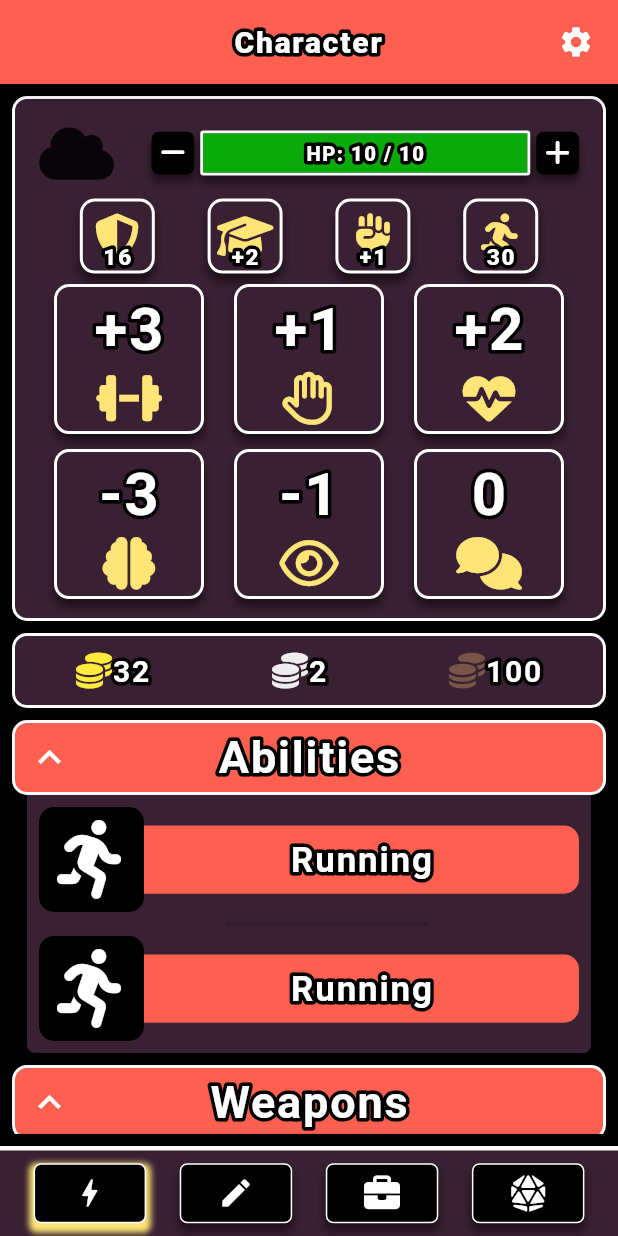
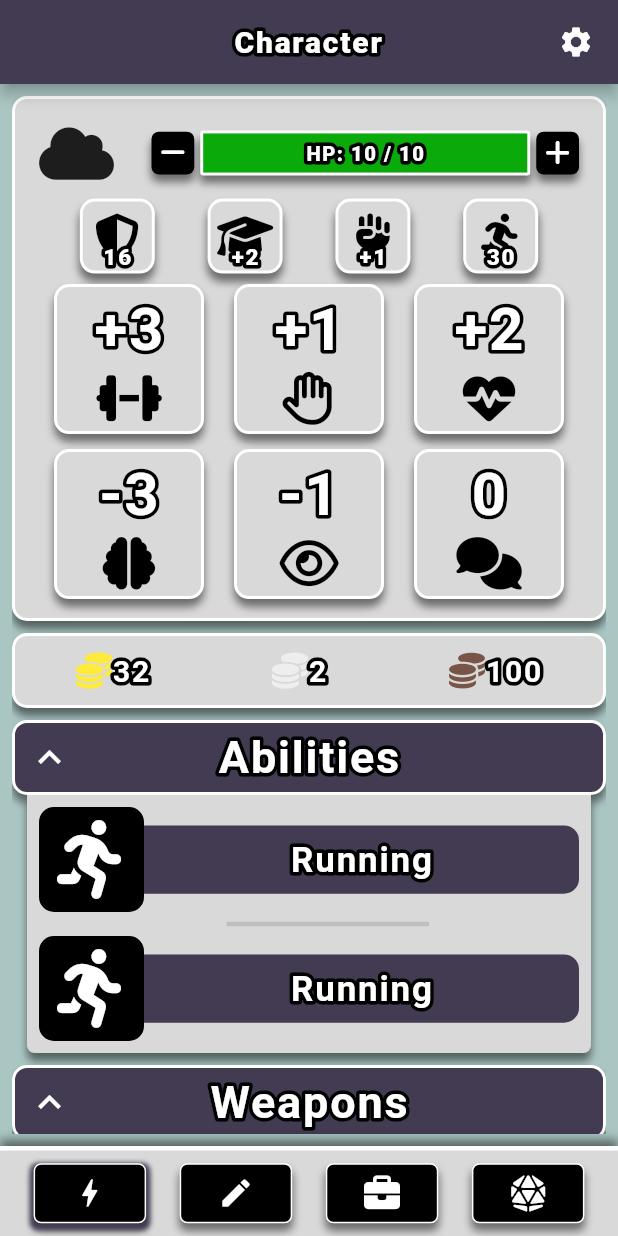
Before and after one commit to dompetriella/Player-Watchtower, a Flutter app: the screen it shows after launch, on a phone screen of 412 x 824 dp. Run offline on Flutter 3.47's test engine with Material 2 defaults, Android fonts, the phone set to English and light mode, and no system bars; drawn by our look-alikes of bordered_text; our stand-ins replace flutter_inset_box_shadow, flutter_riverpod, font_awesome_flutter, hexcolor.

Commit message:
theme stuff, procrastinating alert dialogs

```diff
--- a/lib/global_components/nav_button.dart
+++ b/lib/global_components/nav_button.dart
@@ -25,9 +25,9 @@ class NavButton extends ConsumerWidget {
               if (index == ref.watch(currentPage))
                 BoxShadow(
                     color: ref.watch(themeProvider).currentNavHighlightColor,
-                    offset: Offset(0, 3),
-                    blurRadius: 3,
-                    spreadRadius: 3)
+                    offset: Offset(0, 2),
+                    blurRadius: 2,
+                    spreadRadius: 2)
             ]),
         child: Icon(
           buttonIcon,
--- a/lib/models/theme.dart
+++ b/lib/models/theme.dart
@@ -12,6 +12,7 @@ class AppTheme {
   final Color textColor;
   final BoxShadow innerShadow;
   final BoxShadow shadow;
+  final Color appBarColor;
   final String fontFamily;
 
   final Color baseCardBg;
@@ -77,6 +78,7 @@ class AppTheme {
     required this.cardBg,
     required this.bgForInput,
     required this.bgForText,
+    required this.appBarColor,
     required this.numberDisplayBgColor,
     required this.diceIconBgColor,
     required this.diceTypeBgColor,
--- a/lib/pages/QuickSelect/components/base_card.dart
+++ b/lib/pages/QuickSelect/components/base_card.dart
@@ -18,7 +18,8 @@ class BaseCard extends ConsumerWidget {
       decoration: BoxDecoration(
           color: ref.watch(themeProvider).baseCardBg,
           boxShadow: [ref.watch(themeProvider).shadow],
-          border: Border.all(color: Colors.white, width: 2.0),
+          border:
+              Border.all(color: ref.watch(themeProvider).outline, width: 2.0),
           borderRadius: BorderRadius.circular(10)),
       child: Padding(
         padding: const EdgeInsets.all(8.0),
--- a/lib/pages/QuickSelect/quick_select_page.dart
+++ b/lib/pages/QuickSelect/quick_select_page.dart
@@ -65,7 +65,8 @@ class MoneyCard extends ConsumerWidget {
         decoration: BoxDecoration(
           color: ref.watch(themeProvider).cardBg,
           boxShadow: [ref.watch(themeProvider).shadow],
-          border: Border.all(color: Colors.white, width: 2.0),
+          border:
+              Border.all(color: ref.watch(themeProvider).outline, width: 2.0),
           borderRadius: BorderRadius.circular(10),
         ),
         child: Row(
--- a/lib/pages/screen_chassis.dart
+++ b/lib/pages/screen_chassis.dart
@@ -13,7 +13,10 @@ import 'package:flutter_riverpod/flutter_riverpod.dart';
 import 'package:player_watchtower/providers/page.dart';
 
 class ScreenChassis extends ConsumerWidget {
-  const ScreenChassis({super.key});
+  ScreenChassis({super.key});
+
+  int index = 0;
+  List<String> themesNames = ['Daylight', 'Twilight', 'Sunset', 'Midnight'];
 
   @override
   Widget build(BuildContext context, WidgetRef ref) {
@@ -24,13 +27,10 @@ class ScreenChassis extends ConsumerWidget {
       DicePage()
     ];
 
-    List<String> themesNames = ['Daylight', 'Sunset', 'Twilight', 'Midnight'];
-
-    int index = 0;
     return Scaffold(
       appBar: AppBar(
         centerTitle: true,
-        backgroundColor: ref.watch(themeProvider).primary,
+        backgroundColor: ref.watch(themeProvider).appBarColor,
         title: Stack(
           children: [
             Center(
@@ -39,7 +39,16 @@ class ScreenChassis extends ConsumerWidget {
               size: 20,
             )),
             Container(
-                alignment: Alignment.centerRight, child: Icon(Icons.settings))
+                alignment: Alignment.centerRight,
+                child: GestureDetector(
+                    onTap: () {
+                      print(index);
+                      print(themesNames[index]);
+                      ref.watch(themeProvider.notifier).state =
+                          themesDictionary[themesNames[index]]!;
+                      index == themesNames.length - 1 ? index = 0 : index++;
+                    },
+                    child: Icon(Icons.settings)))
           ],
         ),
       ),
--- a/lib/providers/theme.dart
+++ b/lib/providers/theme.dart
@@ -5,5 +5,5 @@ import 'package:player_watchtower/themes.dart';
 final currentThemeIndex = StateProvider<int>(((ref) => 0));
 
 final themeProvider = StateProvider<AppTheme>((ref) {
-  return themesDictionary['Sunset'] ?? defaultTheme;
+  return themesDictionary['Daylight'] ?? defaultTheme;
 });
--- a/lib/themes.dart
+++ b/lib/themes.dart
@@ -18,6 +18,7 @@ var defaultTheme = AppTheme(
   cardBg: daylightSecondary,
   bgForInput: daylightBg,
   bgForText: daylightSecondary,
+  appBarColor: daylightPrimary,
   //
   numberDisplayBgColor: daylightSecondary,
   diceIconBgColor: daylightPrimary,
@@ -34,7 +35,7 @@ var defaultTheme = AppTheme(
 );
 
 Map<String, AppTheme> themesDictionary = {
-  'DayLight': AppTheme(
+  'Daylight': AppTheme(
     themeName: "Daylight",
     themeColors: [hex('423B52'), hex('AAC6C3'), hex('D9D9D9'), hex('990000')],
     currentNavHighlightColor: daylightPrimary,
@@ -45,6 +46,7 @@ Map<String, AppTheme> themesDictionary = {
     cardBg: daylightSecondary,
     bgForInput: daylightBg,
     bgForText: daylightSecondary,
+    appBarColor: daylightPrimary,
     //
     numberDisplayBgColor: daylightSecondary,
     diceIconBgColor: daylightPrimary,
@@ -66,12 +68,14 @@ Map<String, AppTheme> themesDictionary = {
       primary: sunsetPrimary,
       bgColor: Colors.black,
       accent: sunsetAccent,
-      baseCardBg: sunsetBg,
+      baseCardBg: Colors.black,
       cardBg: sunsetBg,
       cardIconColor: sunsetAccent,
       bgForInput: sunsetBg,
       bgForText: sunsetPrimary,
       currentNavHighlightColor: sunsetAccent,
+      appBarColor: sunsetPrimary,
+      outline: Colors.black,
       //
       numberDisplayDropShadow: BoxShadow(
           spreadRadius: 2, color: sunsetPrimary, blurRadius: 15, inset: true),
@@ -113,6 +117,8 @@ Map<String, AppTheme> themesDictionary = {
       bgForInput: Colors.black,
       bgForText: daylightSecondary,
       bgColor: Colors.black,
+      appBarColor: hex('DB893D'),
+      currentNavHighlightColor: hex('DB893D'),
       numberDisplayBgColor: daylightSecondary,
       diceIconBgColor: Colors.black,
       diceTypeBgColor: Colors.black,
@@ -143,6 +149,8 @@ Map<String, AppTheme> themesDictionary = {
       cardBg: Colors.black,
       bgForInput: Colors.white,
       bgForText: Colors.black,
+      cardIconColor: Colors.white,
+      appBarColor: Colors.white,
       numberDisplayBgColor: Colors.black,
       diceIconBgColor: Colors.black,
       diceTypeBgColor: Colors.black,
```
